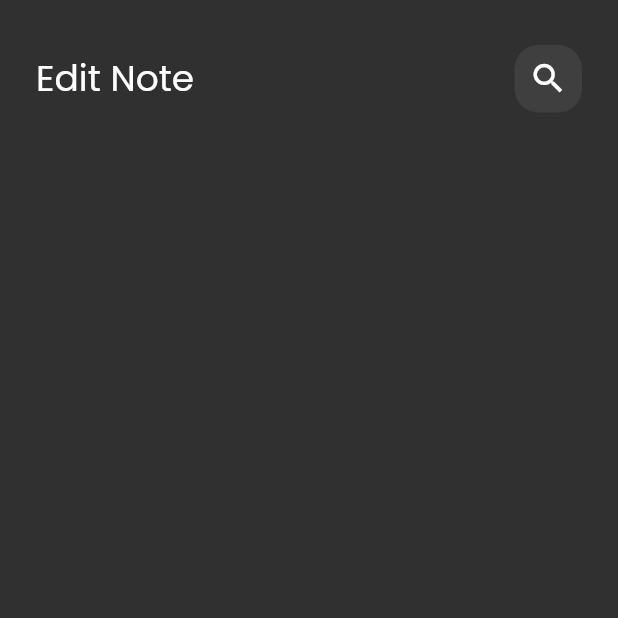
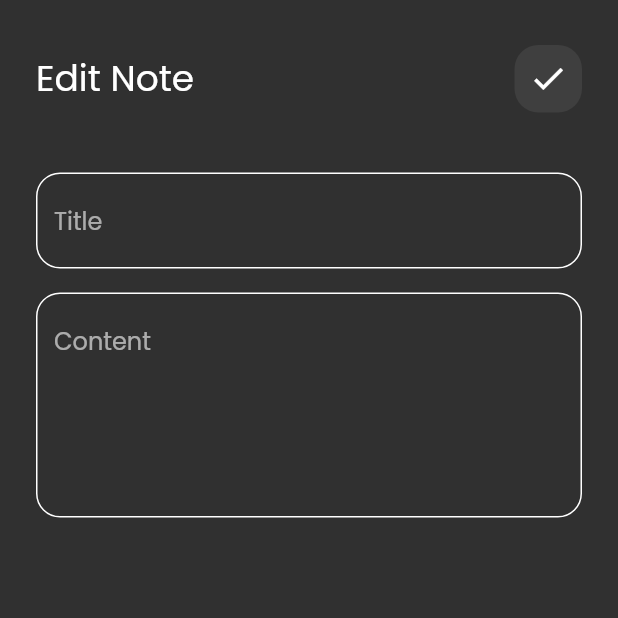
Before and after one commit to elsankary99/notes_app, a Flutter app: the EditNotesViewBody screen opened directly, on a phone screen of 412 x 824 dp, the top half of it. Run offline on Flutter 3.47's test engine with Material 2 defaults, Android fonts, the phone set to English and light mode, and no system bars; our stand-ins replace font_awesome_flutter.

Commit message:
finish edit note view ui

```diff
--- a/lib/views/edit_notes_view.dart
+++ b/lib/views/edit_notes_view.dart
@@ -2,6 +2,7 @@ import 'package:flutter/material.dart';
 import 'package:flutter/src/widgets/container.dart';
 import 'package:flutter/src/widgets/framework.dart';
 import 'package:notes_app/views/widgets/custom_app_bar.dart';
+import 'package:notes_app/views/widgets/custom_text_field.dart';
 
 class EditNotesViewBody extends StatelessWidget {
   const EditNotesViewBody({super.key});
@@ -16,7 +17,13 @@ class EditNotesViewBody extends StatelessWidget {
             SizedBox(
               height: 30,
             ),
-            CustomAppBar(title: 'Edit Note', icon: Icons.check)
+            CustomAppBar(title: 'Edit Note', icon: Icons.check),
+            SizedBox(
+              height: 40,
+            ),
+            CustomTextFiel(hintText: 'Title'),
+            SizedBox(height: 16),
+            CustomTextFiel(hintText: 'Content', maxLines: 5),
           ],
         ),
       ),
--- a/lib/views/widgets/custom_search_icon.dart
+++ b/lib/views/widgets/custom_search_icon.dart
@@ -12,8 +12,8 @@ class CustomSearchIcon extends StatelessWidget {
         borderRadius: BorderRadius.circular(16),
         color: Colors.white.withOpacity(0.07),
       ),
-      child: const Icon(
-        Icons.search,
+      child: Icon(
+        icon,
         size: 26,
       ),
     );
```
